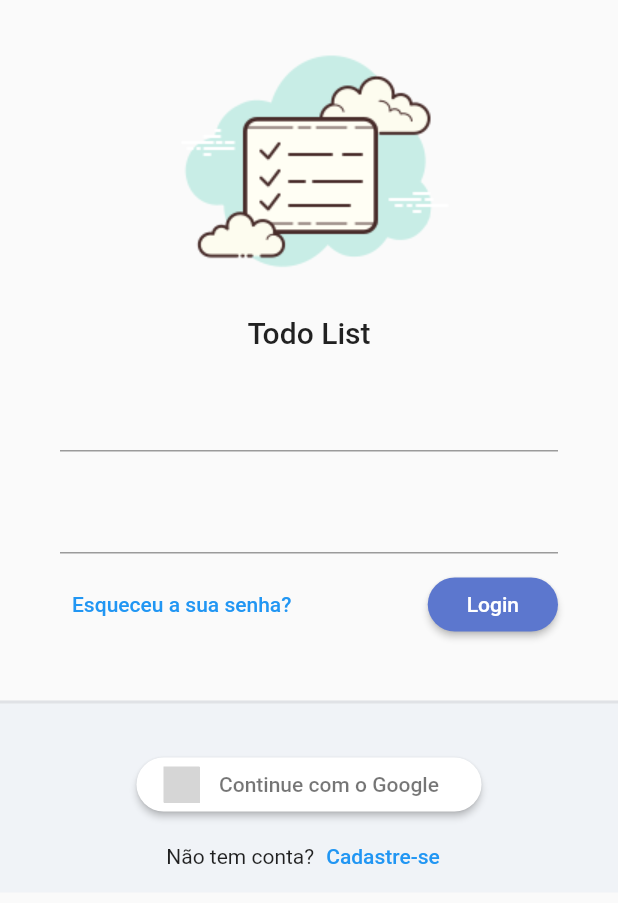
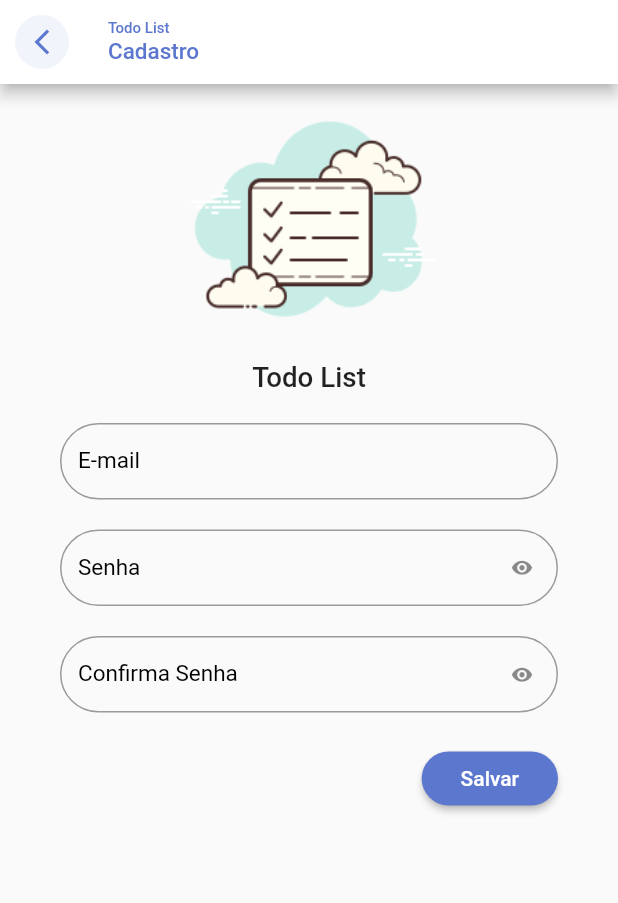
Before and after one commit to hdgiacon/todo_list_provider, a Flutter app: the screen it shows after launch, after a tap on "Cadastre-se", on a phone screen of 412 x 824 dp. Shown: the top 903 px of the screen. Run offline on Flutter 3.47's test engine with Material 2 defaults, Android fonts, the phone set to English and light mode, and no system bars; our stand-ins replace firebase_auth, firebase_core, flutter_signin_button, google_fonts, sqflite, sqflite_common and 1 more; accounts and stored records are empty; Roboto replaces fonts that are missing (Mandali); grey boxes are pictures that could not be loaded.

Commit message:
tela de login e cadastro feitas, firebase auth adicionado

```diff
--- a/lib/app/app_widget.dart
+++ b/lib/app/app_widget.dart
@@ -1,3 +1,4 @@
+import 'package:firebase_auth/firebase_auth.dart';
 import 'package:flutter/material.dart';
 import 'package:todo_list_provider/app/core/database/sqlite_adm_connection.dart';
 import 'package:todo_list_provider/app/core/ui/todo_list_ui_config.dart';
@@ -18,6 +19,9 @@ class _AppWidgetState extends State<AppWidget> {
   @override
   void initState() {
     super.initState();
+
+    FirebaseAuth auth = FirebaseAuth.instance;
+
     WidgetsBinding.instance
         .addObserver(sqliteAdmConnection); // não precisa do ? em instance
   }
--- /dev/null
+++ b/lib/app/core/widgets/todo_list_field.dart
@@ -0,0 +1,71 @@
+import 'package:flutter/material.dart';
+
+class TodoListField extends StatelessWidget {
+  final String label;
+  final IconButton? suffixIconButton;
+  final bool obscureText;
+  final ValueNotifier<bool> obscureTextVN;
+  final TextEditingController? controller;
+  final FormFieldValidator<String>? validator;
+
+  TodoListField({
+    super.key,
+    required this.label,
+    this.suffixIconButton,
+    this.obscureText = false,
+    this.controller,
+    this.validator,
+  })  : assert(
+          obscureText == true ? suffixIconButton == null : true,
+          'obscureText não pode ser enviado em conjunto com suffixIconButton',
+        ),
+        obscureTextVN = ValueNotifier(obscureText);
+
+  @override
+  Widget build(BuildContext context) {
+    return ValueListenableBuilder<bool>(
+      valueListenable: obscureTextVN,
+      builder: (_, obscureTextValue, child) {
+        return TextFormField(
+          controller: controller,
+          validator: validator,
+          decoration: InputDecoration(
+            labelText: label,
+            labelStyle: const TextStyle(
+              fontSize: 15.0,
+              color: Colors.black,
+            ),
+            border: OutlineInputBorder(
+              borderRadius: BorderRadius.circular(30.0),
+            ),
+            errorBorder: OutlineInputBorder(
+              borderRadius: BorderRadius.circular(30),
+              borderSide: const BorderSide(
+                color: Colors.red,
+              ),
+            ),
+            isDense: true,
+            suffixIcon: suffixIconButton ??
+                Visibility(
+                  // se nao der certo, fazer igual no video de text field
+                  visible: obscureText == true,
+                  child: IconButton(
+                    onPressed: () {
+                      obscureTextVN.value = !obscureTextValue;
+                    },
+                    icon: Icon(
+                      // trocar icones pelos do flutter icon
+                      !obscureTextValue
+                          ? Icons.panorama_fish_eye
+                          : Icons.remove_red_eye,
+                      size: 15.0,
+                    ),
+                  ),
+                ),
+          ),
+          obscureText: obscureTextValue,
+        );
+      },
+    );
+  }
+}
--- a/lib/app/modules/auth/auth_module.dart
+++ b/lib/app/modules/auth/auth_module.dart
@@ -2,15 +2,19 @@ import 'package:provider/provider.dart';
 import 'package:todo_list_provider/app/core/modules/todo_list_module.dart';
 import 'package:todo_list_provider/app/modules/auth/login/login_controller.dart';
 import 'package:todo_list_provider/app/modules/auth/login/login_page.dart';
+import 'package:todo_list_provider/app/modules/auth/register/register_controller.dart';
+import 'package:todo_list_provider/app/modules/auth/register/register_page.dart';
 
 class AuthModule extends TodoListModule {
   AuthModule()
       : super(
           bindings: [
             ChangeNotifierProvider(create: (_) => LoginController()),
+            ChangeNotifierProvider(create: (_) => RegisterController()),
           ],
           routers: {
             '/login': (context) => const LoginPage(),
+            '/register': (context) => const RegisterPage(),
           },
         );
 }
--- a/lib/app/modules/auth/login/login_page.dart
+++ b/lib/app/modules/auth/login/login_page.dart
@@ -1,5 +1,6 @@
 import 'package:flutter/material.dart';
 import 'package:flutter_signin_button/flutter_signin_button.dart';
+import 'package:todo_list_provider/app/core/widgets/todo_list_field.dart';
 import 'package:todo_list_provider/app/core/widgets/todo_list_logo.dart';
 
 class LoginPage extends StatelessWidget {
@@ -28,10 +29,19 @@ class LoginPage extends StatelessWidget {
                       child: Form(
                         child: Column(
                           children: [
-                            TextFormField(),
-                            const SizedBox(height: 20.0),
-                            TextFormField(),
-                            const SizedBox(height: 10.0),
+                            TodoListField(
+                              label: 'E-mail',
+                            ),
+                            const SizedBox(
+                              height: 20.0,
+                            ),
+                            TodoListField(
+                              label: 'Senha',
+                              obscureText: true,
+                            ),
+                            const SizedBox(
+                              height: 10.0,
+                            ),
                             Row(
                               mainAxisAlignment: MainAxisAlignment.spaceBetween,
                               children: [
@@ -91,7 +101,10 @@ class LoginPage extends StatelessWidget {
                               children: [
                                 const Text('Não tem conta?'),
                                 TextButton(
-                                  onPressed: () {},
+                                  onPressed: () {
+                                    Navigator.of(context)
+                                        .pushNamed('/register');
+                                  },
                                   child: const Text('Cadastre-se'),
                                 ),
                               ],
--- /dev/null
+++ b/lib/app/modules/auth/register/register_controller.dart
@@ -0,0 +1,3 @@
+import 'package:flutter/material.dart';
+
+class RegisterController extends ChangeNotifier {}
--- /dev/null
+++ b/lib/app/modules/auth/register/register_page.dart
@@ -0,0 +1,95 @@
+import 'package:flutter/material.dart';
+import 'package:todo_list_provider/app/core/ui/theme_extensions.dart';
+import 'package:todo_list_provider/app/core/widgets/todo_list_field.dart';
+import 'package:todo_list_provider/app/core/widgets/todo_list_logo.dart';
+
+class RegisterPage extends StatelessWidget {
+  const RegisterPage({Key? key}) : super(key: key);
+
+  @override
+  Widget build(BuildContext context) {
+    return Scaffold(
+      appBar: AppBar(
+        backgroundColor: Colors.white,
+        automaticallyImplyLeading: false,
+        title: Column(
+          crossAxisAlignment: CrossAxisAlignment.start,
+          children: [
+            Text(
+              'Todo List',
+              style: TextStyle(
+                fontSize: 10.0,
+                color: context.primaryColor,
+              ),
+            ),
+            Text(
+              'Cadastro',
+              style: TextStyle(
+                fontSize: 15.0,
+                color: context.primaryColor,
+              ),
+            )
+          ],
+        ),
+        leading: IconButton(
+          onPressed: () {
+            Navigator.pop(context);
+          },
+          icon: ClipOval(
+            child: Container(
+              color: context.primaryColor.withAlpha(20),
+              padding: const EdgeInsets.all(8.0),
+              child: Icon(
+                Icons.arrow_back_ios_new_outlined,
+                size: 20.0,
+                color: context.primaryColor,
+              ),
+            ),
+          ),
+        ),
+      ),
+      body: ListView(
+        children: [
+          SizedBox(
+            height: MediaQuery.of(context).size.width * .5,
+            child: const FittedBox(
+              fit: BoxFit.fitHeight,
+              child: TodoListLogo(),
+            ),
+          ),
+          Padding(
+            padding:
+                const EdgeInsets.symmetric(horizontal: 40.0, vertical: 20.0),
+            child: Form(
+              child: Column(
+                children: [
+                  TodoListField(label: 'E-mail'),
+                  const SizedBox(height: 20.0),
+                  TodoListField(label: 'Senha', obscureText: true),
+                  const SizedBox(height: 20.0),
+                  TodoListField(label: 'Confirma Senha', obscureText: true),
+                  const SizedBox(height: 20.0),
+                  Align(
+                    alignment: Alignment.bottomRight,
+                    child: ElevatedButton(
+                      onPressed: () {},
+                      style: ElevatedButton.styleFrom(
+                        shape: RoundedRectangleBorder(
+                          borderRadius: BorderRadius.circular(20.0),
+                        ),
+                      ),
+                      child: const Padding(
+                        padding: EdgeInsets.all(10.0),
+                        child: Text('Salvar'),
+                      ),
+                    ),
+                  )
+                ],
+              ),
+            ),
+          )
+        ],
+      ),
+    );
+  }
+}
--- a/lib/main.dart
+++ b/lib/main.dart
@@ -1,7 +1,13 @@
 import 'package:flutter/material.dart';
 import 'package:todo_list_provider/app/app_module.dart';
+import 'package:firebase_core/firebase_core.dart';
+import 'firebase_options.dart';
 
-void main() {
+Future<void> main() async {
+  await Firebase.initializeApp(
+    options: DefaultFirebaseOptions.currentPlatform,
+  );
+
   runApp(
     const AppModule(),
   );
--- a/pubspec.yaml
+++ b/pubspec.yaml
@@ -39,6 +39,8 @@ dependencies:
   path: ^1.8.1
   google_fonts: ^3.0.1
   flutter_signin_button: ^2.0.0
+  firebase_core: ^1.20.0
+  firebase_auth: ^3.5.0
 
 dev_dependencies:
   flutter_test:
```
Also changed, not shown: lib/firebase_options.dart (added), pubspec.lock, 10 other files.
